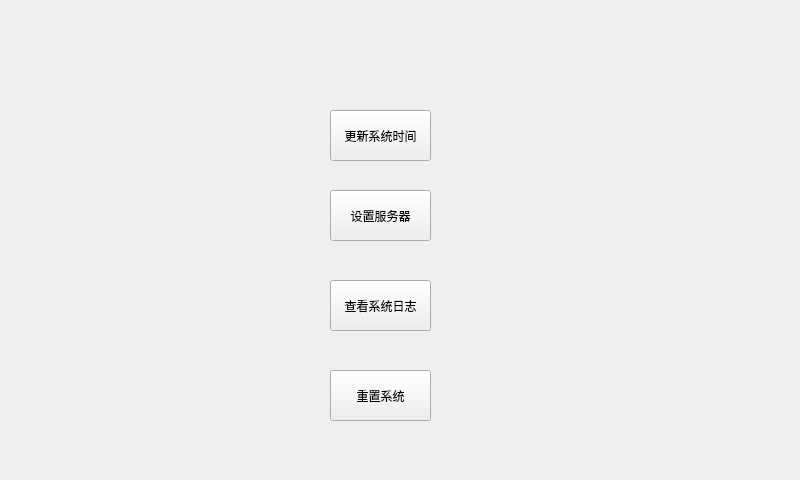
The window that windowshezhi.ui (jindezhang/kqj) describes before a commit, drawn with Qt 5.
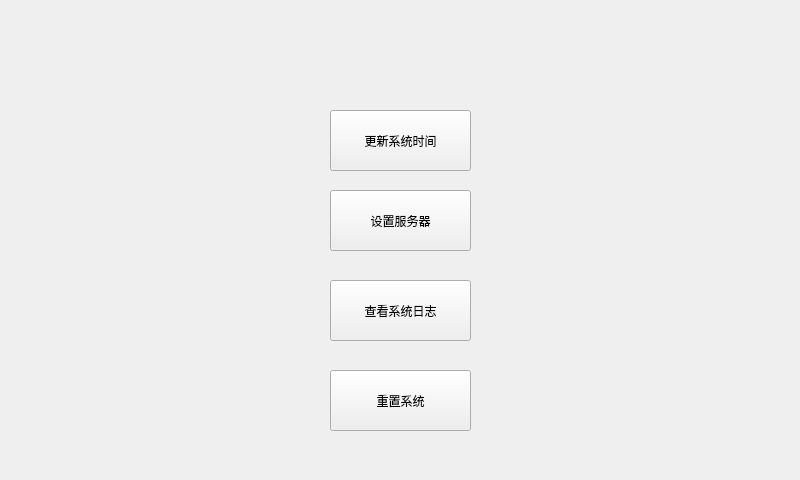
The same window after the commit. Custom widgets are drawn as their Qt base class.

Patch:
```diff
--- a/windowshezhi.ui
+++ b/windowshezhi.ui
@@ -35,8 +35,8 @@
      <rect>
       <x>330</x>
       <y>110</y>
-      <width>101</width>
-      <height>51</height>
+      <width>141</width>
+      <height>61</height>
      </rect>
     </property>
     <property name="text">
@@ -48,8 +48,8 @@
      <rect>
       <x>330</x>
       <y>190</y>
-      <width>101</width>
-      <height>51</height>
+      <width>141</width>
+      <height>61</height>
      </rect>
     </property>
     <property name="text">
@@ -79,8 +79,8 @@
      <rect>
       <x>330</x>
       <y>370</y>
-      <width>101</width>
-      <height>51</height>
+      <width>141</width>
+      <height>61</height>
      </rect>
     </property>
     <property name="text">
@@ -92,8 +92,8 @@
      <rect>
       <x>330</x>
       <y>280</y>
-      <width>101</width>
-      <height>51</height>
+      <width>141</width>
+      <height>61</height>
      </rect>
     </property>
     <property name="text">
```
Left out of the diff: 64 changed lines with no effect on the pictures.
